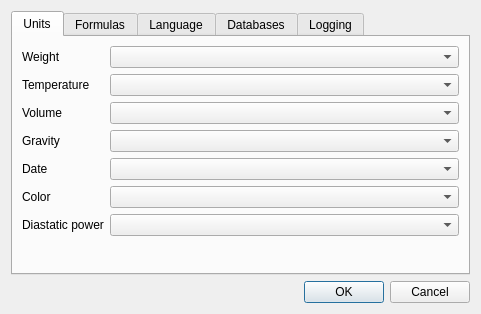
The window that ui/optionsDialog.ui (Brewtarget/brewtarget) describes before a commit, drawn with Qt 5.
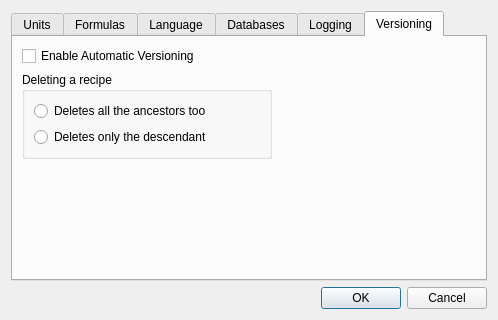
The same window after the commit. The open tabs and pages were chosen to show the change.

Commit message:
Delete now works
What delete means when versioning is a hard question. Does it delete
just the visible recipe, or does it delete all of the ancestors too?

I leave it to the users, and gave an options panel to enable the
versioning and to define what delete means. The default is to not enable
versioning, and to only delete the leaf node.

I cleaned the OptionDialog up a little. We might want to consider
rethinking that UI. It is growing many tabs.

```diff
--- a/ui/optionsDialog.ui
+++ b/ui/optionsDialog.ui
@@ -9,8 +9,8 @@
    <rect>
     <x>0</x>
     <y>0</y>
-    <width>481</width>
-    <height>314</height>
+    <width>498</width>
+    <height>320</height>
    </rect>
   </property>
   <property name="windowTitle">
@@ -470,6 +470,68 @@
        </item>
       </layout>
      </widget>
+     <widget class="QWidget" name="tab_version">
+      <attribute name="title">
+       <string>Versioning</string>
+      </attribute>
+      <layout class="QVBoxLayout" name="verticalLayout_6">
+       <item>
+        <widget class="QCheckBox" name="checkBox_versioning">
+         <property name="text">
+          <string>Enable Automatic Versioning</string>
+         </property>
+        </widget>
+       </item>
+       <item>
+        <widget class="QGroupBox" name="groupBox_deleteBehavior">
+         <property name="sizePolicy">
+          <sizepolicy hsizetype="Minimum" vsizetype="Preferred">
+           <horstretch>0</horstretch>
+           <verstretch>0</verstretch>
+          </sizepolicy>
+         </property>
+         <property name="maximumSize">
+          <size>
+           <width>250</width>
+           <height>16777215</height>
+          </size>
+         </property>
+         <property name="title">
+          <string>Deleting a recipe</string>
+         </property>
+         <layout class="QVBoxLayout" name="verticalLayout_5">
+          <item>
+           <widget class="QRadioButton" name="radioButton_deleteAncestor">
+            <property name="text">
+             <string>Deletes all the ancestors too</string>
+            </property>
+           </widget>
+          </item>
+          <item>
+           <widget class="QRadioButton" name="radioButton_deleteDescendant">
+            <property name="text">
+             <string>Deletes only the descendant</string>
+            </property>
+           </widget>
+          </item>
+         </layout>
+        </widget>
+       </item>
+       <item>
+        <spacer name="verticalSpacer_2">
+         <property name="orientation">
+          <enum>Qt::Vertical</enum>
+         </property>
+         <property name="sizeHint" stdset="0">
+          <size>
+           <width>20</width>
+           <height>40</height>
+          </size>
+         </property>
+        </spacer>
+       </item>
+      </layout>
+     </widget>
     </widget>
    </item>
    <item>
```
The commit also changes 5 other files.
